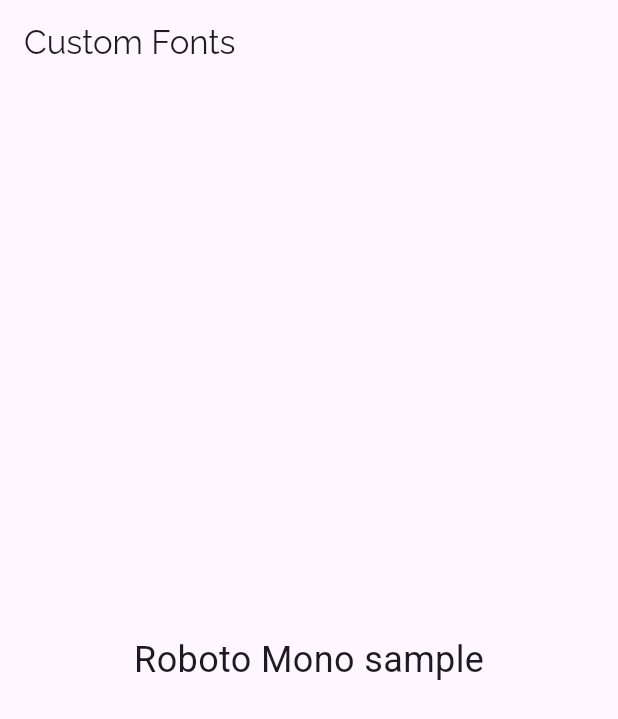
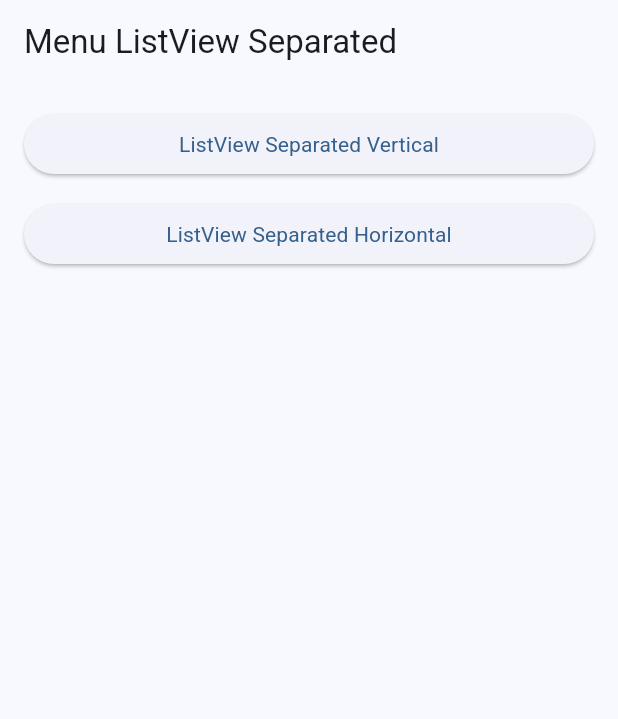
Before and after one commit to DavidDSaputra/week7_flutter, a Flutter app: the screen it shows after launch, on a phone screen of 412 x 824 dp. Shown: the top 719 px of the screen. Run offline on Flutter 3.47's test engine with Material 3 defaults, Android fonts, the phone set to English and light mode, and no system bars.

Commit message:
list view horizontal dan vertikal

```diff
--- a/lib/main.dart
+++ b/lib/main.dart
@@ -1,30 +1,64 @@
 import 'package:flutter/material.dart';
-void main() => runApp(const MyApp());
+import 'pages/sparate_list_view.dart';
+import 'pages/list_view_sparate_horizontal.dart';
+
+void main() {
+  runApp(const MyApp());
+}
+
 class MyApp extends StatelessWidget {
   const MyApp({super.key});
+
   @override
   Widget build(BuildContext context) {
     return MaterialApp(
-title: 'Custom Fonts',
-
-theme: ThemeData(fontFamily: 'Raleway'),
-home: const MyHomePage(),
+      title: 'Demo ListView Separated',
+      theme: ThemeData(
+        useMaterial3: true,
+        colorSchemeSeed: Colors.blue,
+      ),
+      home: const HomePage(),
+      debugShowCheckedModeBanner: false,
     );
   }
 }
-class MyHomePage extends StatelessWidget {
-const MyHomePage({super.key});
+
+class HomePage extends StatelessWidget {
+  const HomePage({super.key});
+
   @override
   Widget build(BuildContext context) {
     return Scaffold(
-
-appBar: AppBar(title: const Text('Custom Fonts')),
-body: const Center(
-
-child: Text(
-'Roboto Mono sample',
-style: TextStyle(fontFamily: 'Roboto Bold', fontSize: 24),
+      appBar: AppBar(
+        title: const Text('Menu ListView Separated'),
       ),
+      body: ListView(
+        padding: const EdgeInsets.all(16.0),
+        children: [
+          ElevatedButton(
+            onPressed: () {
+              Navigator.push(
+                context,
+                MaterialPageRoute(
+                  builder: (_) => const SparateListViewPage(),
+                ),
+              );
+            },
+            child: const Text('ListView Separated Vertical'),
+          ),
+          const SizedBox(height: 12),
+          ElevatedButton(
+            onPressed: () {
+              Navigator.push(
+                context,
+                MaterialPageRoute(
+                  builder: (_) => const HorizontalSparateListViewPage(),
+                ),
+              );
+            },
+            child: const Text('ListView Separated Horizontal'),
+          ),
+        ],
       ),
     );
   }
--- a/pubspec.yaml
+++ b/pubspec.yaml
@@ -79,7 +79,7 @@ flutter:
         - asset: assets/fonts/raleway/Raleway-Regular.ttf
         - asset: assets/fonts/raleway/Raleway-Italic.ttf
           style: italic
-    - family: Roboto Bold
+    - family: Roboto
       fonts:
         - asset: assets/fonts/roboto/Roboto-Regular.ttf
         - asset: assets/fonts/roboto/Roboto-Bold.ttf
```
Also changed, not shown: lib/pages/list_view_sparate_horizontal.dart (added, +55 -0 lines), lib/pages/sparate_list_view.dart (added, +42 -0 lines). Lines whose indentation alone changed are shown as unchanged.
